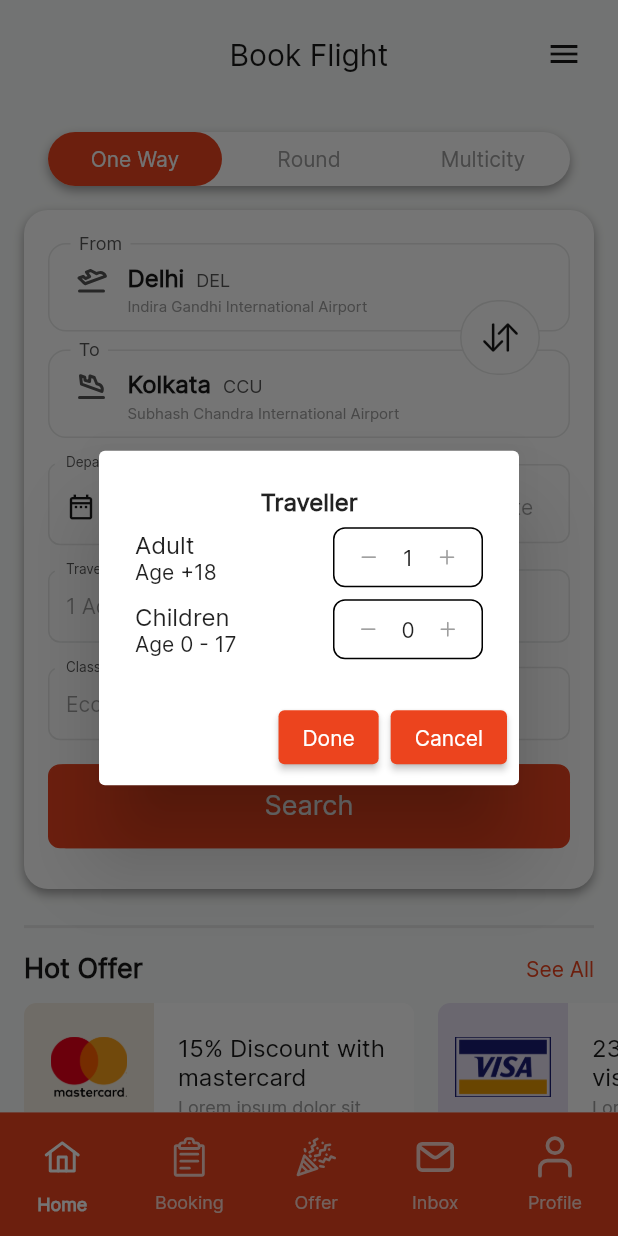
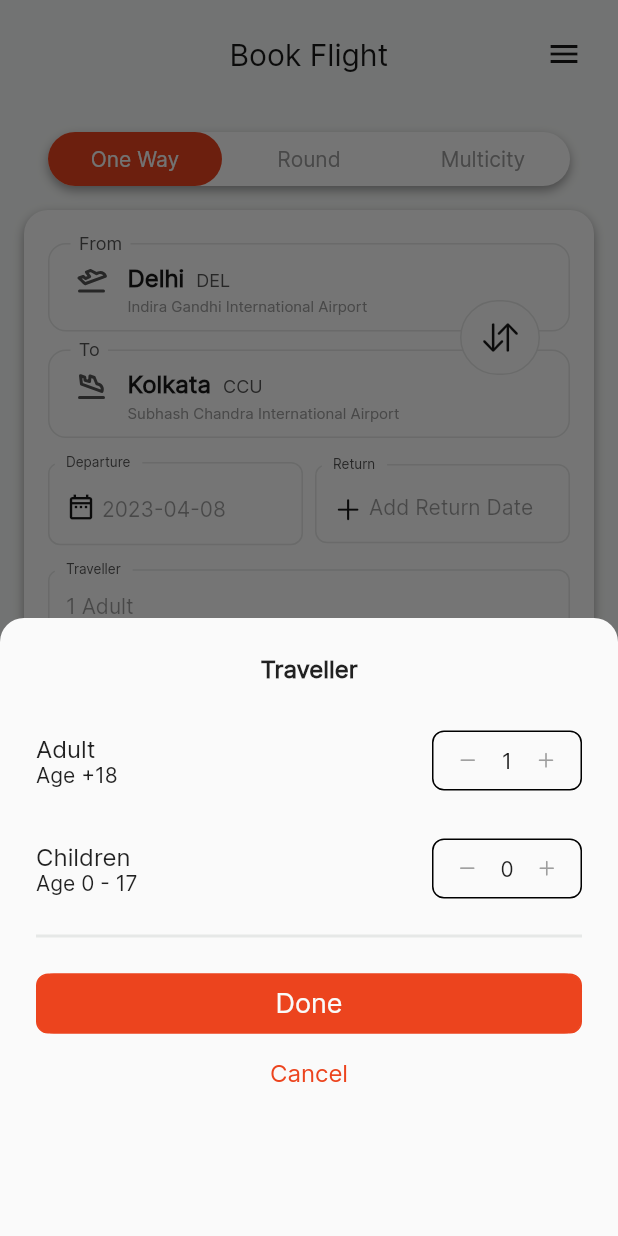
Before and after one commit to ramanassif/Book_Flight_App, a Flutter app: the screen it shows after launch, after a tap on "Traveller", on a phone screen of 412 x 824 dp. Run offline on Flutter 3.47's test engine with Material 2 defaults, Android fonts, the phone set to English and light mode, and no system bars; our stand-ins replace easy_localization, flutter_svg, loading_animation_widget; missing offline and left inert: desktop_window.

```diff
--- a/assets/translations/ar-AR.json
+++ b/assets/translations/ar-AR.json
@@ -22,6 +22,7 @@
   "Traveller": "المسافر",
   "Adult": "بالغ",
   "Children": "أطفال",
+  "Done": "تم",
   "Class": "التصنيف",
   "Economy": "اقتصادي",
   "Hot_Offer": "أبرز العروض",
--- a/assets/translations/en-EN.json
+++ b/assets/translations/en-EN.json
@@ -22,6 +22,7 @@
   "Traveller": "Traveller",
   "Adult": "Adult",
   "Children": "Children",
+  "Done": "Done",
   "Class": "Class",
   "Economy": "Economy",
   "Hot_Offer": "Hot Offer",
--- a/lib/core/basics_widgets/custom_textField.dart
+++ b/lib/core/basics_widgets/custom_textField.dart
@@ -81,15 +81,13 @@ class _CustomTextFieldState extends State<CustomTextField> {
   @override
   void initState() {
     super.initState();
-    widget.controller.text = widget.textValue;
+    widget.controller.text = (widget.textValue).tr().toString();
   }
 
   @override
   void didChangeDependencies() {
     Locale myLocale = Localizations.localeOf(context);
     currentLanguage = myLocale.toString();
-    debugPrint('$myLocale'.toString());
-    debugPrint(currentLanguage);
     super.didChangeDependencies();
   }
 }
--- a/lib/features/home_screen/widgets/flight_selection_widget.dart
+++ b/lib/features/home_screen/widgets/flight_selection_widget.dart
@@ -309,7 +309,9 @@ class _FlightSelectionWidgetState extends State<FlightSelectionWidget> {
                   ],
                 ),
               ),
-              const SizedBox(height: 16,),
+              const SizedBox(
+                height: 16,
+              ),
               Row(
                 children: [
                   Expanded(
@@ -342,15 +344,36 @@ class _FlightSelectionWidgetState extends State<FlightSelectionWidget> {
                   ),
                 ],
               ),
-              const SizedBox(height: 16,),
+              const SizedBox(
+                height: 16,
+              ),
               GestureDetector(
                 onTap: () {
-                  showDialog(
+                  showModalBottomSheet(
+                    isScrollControlled: true,
+                    shape: const RoundedRectangleBorder(
+                      borderRadius: BorderRadius.only(
+                        topRight: Radius.circular(16.0),
+                        topLeft: Radius.circular(16.0),
+                      ),
+                    ),
                     context: context,
-                      builder: (BuildContext context) {
+                    builder: (context) {
+                      return Padding(
+                        padding: MediaQuery.of(context).viewInsets,
+                        child: SizedBox(
+                          width: MediaQuery.of(context).size.width,
+                          height: MediaQuery.of(context).size.height / 2,
+                          child: Builder(builder: (BuildContext context) {
                             return StatefulBuilder(
-                          builder: (context, setState) => AlertDialog(
-                            title: Column(
+                              builder: (context, setState) => Padding(
+                                padding: const EdgeInsets.only(
+                                  left: 24.0,
+                                  right: 24.0,
+                                  top: 24.0,
+                                ),
+                                child: Column(
+                                  crossAxisAlignment: CrossAxisAlignment.center,
                                   children: [
                                     const Text(
                                       'Traveller',
@@ -360,7 +383,7 @@ class _FlightSelectionWidgetState extends State<FlightSelectionWidget> {
                                       ),
                                     ),
                                     const SizedBox(
-                                  height: 8,
+                                      height: 32,
                                     ),
                                     Row(
                                       crossAxisAlignment:
@@ -394,7 +417,8 @@ class _FlightSelectionWidgetState extends State<FlightSelectionWidget> {
                                             borderRadius:
                                                 BorderRadius.circular(8),
                                             border: Border.all(
-                                            color: Provider.of<ThemeServices>(
+                                                color:
+                                                    Provider.of<ThemeServices>(
                                                                     context)
                                                                 .mode ==
                                                             ThemeMode.dark
@@ -433,8 +457,8 @@ class _FlightSelectionWidgetState extends State<FlightSelectionWidget> {
                                                   onTap: () {
                                                     setState(() {
                                                       numOfAdult++;
-                                                  debugPrint(
-                                                      numOfAdult.toString());
+                                                      debugPrint(numOfAdult
+                                                          .toString());
                                                     });
                                                   },
                                                   child: const Icon(
@@ -450,7 +474,7 @@ class _FlightSelectionWidgetState extends State<FlightSelectionWidget> {
                                       ],
                                     ),
                                     const SizedBox(
-                                  height: 8,
+                                      height: 32,
                                     ),
                                     Row(
                                       crossAxisAlignment:
@@ -484,7 +508,8 @@ class _FlightSelectionWidgetState extends State<FlightSelectionWidget> {
                                             borderRadius:
                                                 BorderRadius.circular(8),
                                             border: Border.all(
-                                            color: Provider.of<ThemeServices>(
+                                                color:
+                                                    Provider.of<ThemeServices>(
                                                                     context)
                                                                 .mode ==
                                                             ThemeMode.dark
@@ -537,30 +562,28 @@ class _FlightSelectionWidgetState extends State<FlightSelectionWidget> {
                                         ),
                                       ],
                                     ),
-                              ],
+                                    const SizedBox(
+                                      height: 24,
                                     ),
-                            actions: [
-                              ElevatedButton(
-                                  style: ElevatedButton.styleFrom(
-                                      backgroundColor: kPrimaryColor),
-                                  onPressed: () {
-                                    Navigator.of(context).pop();
-                                  },
-                                  child: const Text('Done')),
-                              ElevatedButton(
-                                style: ElevatedButton.styleFrom(
-                                    backgroundColor: kPrimaryColor),
-                                onPressed: () {
-                                  Navigator.pop(context);
-                                },
-                                child: const Text(
-                                  'Cancel',
+                                    Container(
+                                      width: MediaQuery.of(context).size.width,
+                                      height: 2,
+                                      color: Provider.of<ThemeServices>(context)
+                                                  .mode ==
+                                              ThemeMode.dark
+                                          ? Colors.grey
+                                          : kContainerBorderColor,
                                     ),
+                                    const SizedBox(
+                                      height: 24,
                                     ),
-                            ],
-                          ),
-                        );
-                      }).then((value) => setState(() {
+                                    Material(
+                                      color: kPrimaryColor,
+                                      borderRadius: BorderRadius.circular(12),
+                                      child: InkWell(
+                                        borderRadius: BorderRadius.circular(12),
+                                        onTap: () {
+                                          setState(() {
                                             if (numOfChildren == 0) {
                                               travellerController.text =
                                                   '${numOfAdult.toString()} Adult';
@@ -568,7 +591,41 @@ class _FlightSelectionWidgetState extends State<FlightSelectionWidget> {
                                               travellerController.text =
                                                   '${numOfAdult.toString()} Adult, ${numOfChildren.toString()} Children';
                                             }
-                      }));
+                                          });
+                                          Navigator.of(context).pop();
+                                        },
+                                        child: const CustomButton(
+                                          title: 'Done',
+                                          titleColor: kLightColor,
+                                          height: 40,
+                                          color: kPrimaryColor,
+                                        ),
+                                      ),
+                                    ),
+                                    const SizedBox(
+                                      height: 16,
+                                    ),
+                                    GestureDetector(
+                                      onTap: () {
+                                        Navigator.pop(context);
+                                      },
+                                      child: const Text(
+                                        'Cancel',
+                                        style: TextStyle(
+                                            fontSize: 16,
+                                            fontWeight: FontWeight.w500,
+                                            color: kPrimaryColor),
+                                      ),
+                                    ),
+                                  ],
+                                ),
+                              ),
+                            );
+                          }),
+                        ),
+                      );
+                    },
+                  );
                 },
                 child: CustomTextField(
                   label: 'Traveller',
@@ -577,14 +634,17 @@ class _FlightSelectionWidgetState extends State<FlightSelectionWidget> {
                       '${numOfAdult > 1 ? '$numOfAdult ' : '1 '}${'Adult'.tr().toString()}',
                 ),
               ),
-              const SizedBox(height: 16,),
+              const SizedBox(
+                height: 16,
+              ),
               CustomTextField(
                 label: 'Class',
                 controller: classController,
-                textValue:
-                'Economy'.tr().toString(),
+                textValue: 'Economy',
               ),
-              const SizedBox(height: 16,),
+              const SizedBox(
+                height: 16,
+              ),
               Material(
                 color: kPrimaryColor,
                 borderRadius: BorderRadius.circular(12),
@@ -620,7 +680,6 @@ class _FlightSelectionWidgetState extends State<FlightSelectionWidget> {
     super.didChangeDependencies();
     Locale myLocale = Localizations.localeOf(context);
     currentLanguage = myLocale.toString();
-    debugPrint('$myLocale'.toString());
   }
 
   dePickedDateFun() async {
```
Lines whose indentation alone changed are shown as unchanged.
